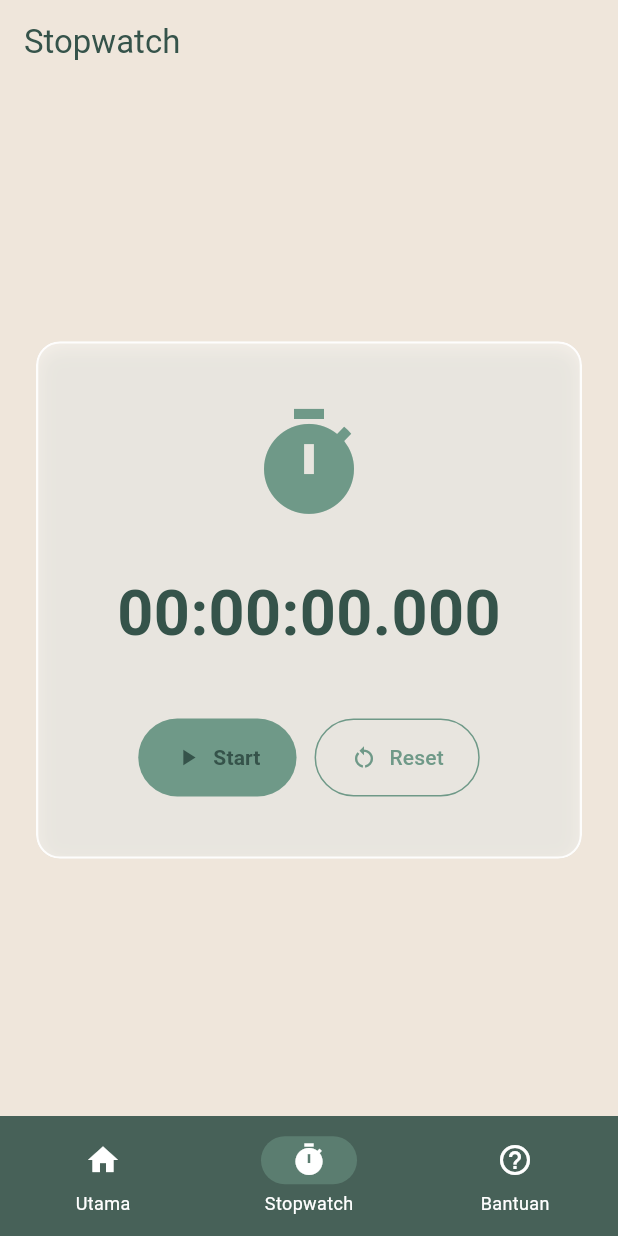
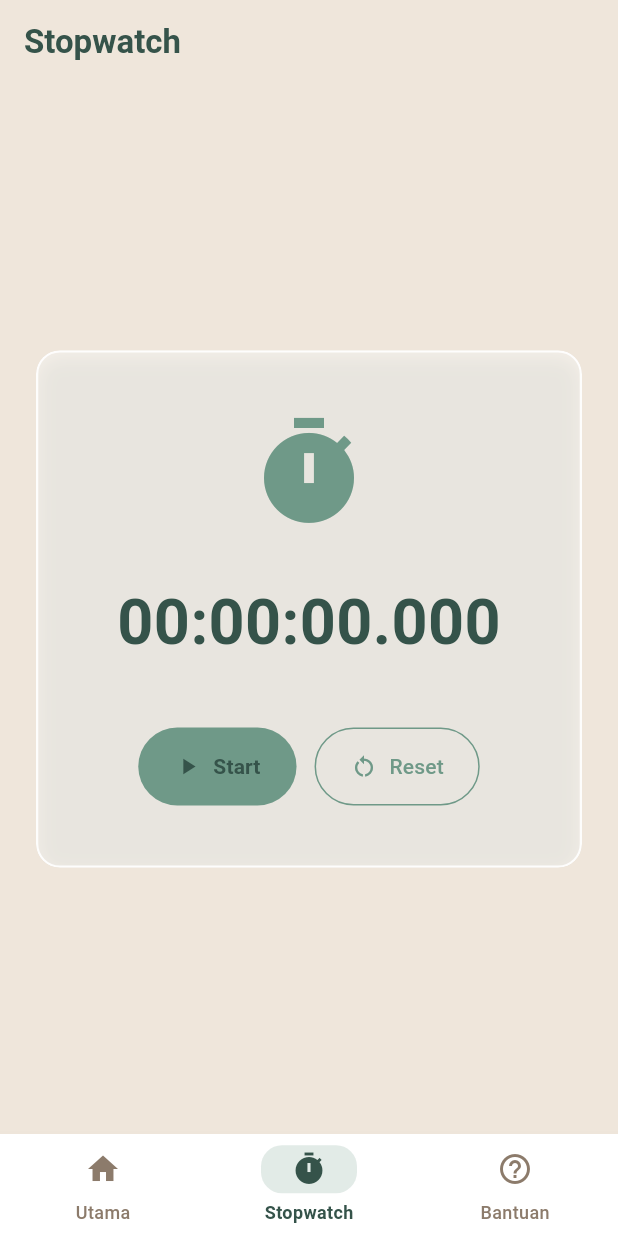
Before and after one commit to atellion/2pam, a Flutter app: the screen it shows once a user with an empty profile is signed in, item 2 of the bottom bar chosen, on a phone screen of 412 x 824 dp. Run offline on Flutter 3.47's test engine with Material 3 defaults, Android fonts, the light colour scheme and no system bars; our stand-ins replace shared_preferences, supabase_flutter; accounts and stored records are empty.

Commit message:
merapikan ui

```diff
--- a/lib/main.dart
+++ b/lib/main.dart
@@ -44,14 +44,31 @@ class KalenderAsistenApp extends StatelessWidget {
           elevation: 0,
         ),
         navigationBarTheme: NavigationBarThemeData(
-          backgroundColor: AppColors.primaryDark.withOpacity(0.9),
-          indicatorColor: AppColors.primary.withOpacity(0.5),
-          labelTextStyle: MaterialStateProperty.all(
-            const TextStyle(color: AppColors.surfaceWhite, fontSize: 12),
+          backgroundColor: AppColors.surfaceWhite,
+          elevation: 8,
+          shadowColor: AppColors.primaryDark.withValues(alpha: 0.15),
+          surfaceTintColor: Colors.transparent,
+          height: 68,
+          indicatorColor: AppColors.primary.withValues(alpha: 0.2),
+          indicatorShape: RoundedRectangleBorder(
+            borderRadius: BorderRadius.circular(14),
           ),
-          iconTheme: MaterialStateProperty.all(
-            const IconThemeData(color: AppColors.surfaceWhite),
-          ),
+          labelTextStyle: WidgetStateProperty.resolveWith((states) {
+            final selected = states.contains(WidgetState.selected);
+            return TextStyle(
+              fontSize: 12,
+              fontWeight: selected ? FontWeight.bold : FontWeight.w500,
+              color: selected
+                  ? AppColors.primaryDark
+                  : AppColors.textLight,
+            );
+          }),
+          iconTheme: WidgetStateProperty.resolveWith((states) {
+            final selected = states.contains(WidgetState.selected);
+            return IconThemeData(
+              color: selected ? AppColors.primaryDark : AppColors.textLight,
+            );
+          }),
         ),
         inputDecorationTheme: InputDecorationTheme(
           border: OutlineInputBorder(
--- a/lib/pages/home_page.dart
+++ b/lib/pages/home_page.dart
@@ -98,15 +98,21 @@ class _HomePageState extends State<HomePage> {
       },
     ];
 
-    return SafeArea(
-      child: CustomScrollView(
+    return CustomScrollView(
       slivers: [
         SliverAppBar(
           pinned: true,
-            title: const Text('Kalender & Asisten'),
-            backgroundColor: Colors.transparent,
+          expandedHeight: 168,
+          backgroundColor: AppColors.background,
           foregroundColor: AppColors.primaryDark,
           elevation: 0,
+          scrolledUnderElevation: 2,
+          shadowColor: AppColors.primaryDark.withValues(alpha: 0.15),
+          surfaceTintColor: Colors.transparent,
+          title: const Text(
+            'Kalender & Asisten',
+            style: TextStyle(fontWeight: FontWeight.bold),
+          ),
           actions: [
             IconButton(
               icon: const Icon(Icons.account_circle, size: 28),
@@ -114,52 +120,49 @@ class _HomePageState extends State<HomePage> {
               color: AppColors.textLight,
             ),
           ],
-          ),
-
-          // Header Greetings
-          SliverToBoxAdapter(
+          flexibleSpace: FlexibleSpaceBar(
+            titlePadding: EdgeInsets.zero,
+            background: SafeArea(
               child: Padding(
-              padding: const EdgeInsets.symmetric(horizontal: 20, vertical: 16),
+                padding: const EdgeInsets.fromLTRB(20, 56, 20, 16),
                 child: Column(
                   crossAxisAlignment: CrossAxisAlignment.start,
+                  mainAxisAlignment: MainAxisAlignment.end,
                   children: [
                     Text(
                       'Halo, Selamat Datang',
                       style: TextStyle(
-                      fontSize: 16,
+                        fontSize: 15,
                         color: AppColors.textLight,
                       ),
                     ),
-                  const SizedBox(height: 8),
+                    const SizedBox(height: 6),
                     const Text(
-                    'Temukan segala kebutuhan penanggalanmu disini.',
+                      'Temukan segala kebutuhan\npenanggalanmu disini.',
                       style: TextStyle(
-                      fontSize: 26,
+                        fontSize: 22,
                         fontWeight: FontWeight.bold,
                         color: AppColors.primaryDark,
                         height: 1.2,
                       ),
                     ),
-                  const SizedBox(height: 24),
                   ],
                 ),
               ),
             ),
+          ),
+        ),
 
-          // Menu Grid
+        // Menu List (vertikal)
         SliverPadding(
-            padding: const EdgeInsets.symmetric(horizontal: 16),
-            sliver: SliverGrid(
-              gridDelegate: const SliverGridDelegateWithFixedCrossAxisCount(
-                crossAxisCount: 2,
-                mainAxisSpacing: 16,
-                crossAxisSpacing: 16,
-                childAspectRatio: 0.95,
-              ),
+          padding: const EdgeInsets.fromLTRB(16, 20, 16, 0),
+          sliver: SliverList(
             delegate: SliverChildBuilderDelegate(
               (context, index) {
                 final menu = menus[index];
-                  return GlassCard(
+                return Padding(
+                  padding: const EdgeInsets.only(bottom: 14),
+                  child: GlassCard(
                     padding: const EdgeInsets.all(16),
                     onTap: () {
                       Navigator.push(
@@ -169,23 +172,25 @@ class _HomePageState extends State<HomePage> {
                         ),
                       );
                     },
-                    child: Column(
-                      crossAxisAlignment: CrossAxisAlignment.start,
-                      mainAxisAlignment: MainAxisAlignment.center,
+                    child: Row(
                       children: [
                         Container(
-                          padding: const EdgeInsets.all(12),
+                          padding: const EdgeInsets.all(14),
                           decoration: BoxDecoration(
                             color: AppColors.primary.withOpacity(0.2),
                             shape: BoxShape.circle,
                           ),
                           child: Icon(
                             menu['icon'] as IconData,
-                            size: 28,
+                            size: 26,
                             color: AppColors.primary,
                           ),
                         ),
-                        const Spacer(),
+                        const SizedBox(width: 16),
+                        Expanded(
+                          child: Column(
+                            crossAxisAlignment: CrossAxisAlignment.start,
+                            children: [
                               Text(
                                 menu['title'] as String,
                                 style: const TextStyle(
@@ -193,8 +198,6 @@ class _HomePageState extends State<HomePage> {
                                   fontSize: 16,
                                   color: AppColors.primaryDark,
                                 ),
-                          maxLines: 1,
-                          overflow: TextOverflow.ellipsis,
                               ),
                               const SizedBox(height: 4),
                               Text(
@@ -203,10 +206,16 @@ class _HomePageState extends State<HomePage> {
                                   fontSize: 12,
                                   color: AppColors.textLight,
                                 ),
-                          maxLines: 2,
-                          overflow: TextOverflow.ellipsis,
                               ),
                             ],
+                          ),
+                        ),
+                        Icon(
+                          Icons.chevron_right,
+                          color: AppColors.textLight,
+                        ),
+                      ],
+                    ),
                   ),
                 );
               },
@@ -219,7 +228,6 @@ class _HomePageState extends State<HomePage> {
           child: SizedBox(height: 32),
         ),
       ],
-      ),
     );
   }
 }
--- a/lib/pages/stopwatch_page.dart
+++ b/lib/pages/stopwatch_page.dart
@@ -83,11 +83,18 @@ class _StopwatchPageState extends State<StopwatchPage> {
 
     return Scaffold(
       appBar: AppBar(
-        title: const Text('Stopwatch'),
-        backgroundColor: Colors.transparent,
+        title: const Text(
+          'Stopwatch',
+          style: TextStyle(fontWeight: FontWeight.bold),
+        ),
+        backgroundColor: AppColors.background,
         foregroundColor: AppColors.primaryDark,
         elevation: 0,
+        scrolledUnderElevation: 2,
+        shadowColor: AppColors.primaryDark.withValues(alpha: 0.15),
+        surfaceTintColor: Colors.transparent,
       ),
+      backgroundColor: AppColors.background,
       body: Center(
         child: Padding(
           padding: const EdgeInsets.all(24),
```
Also changed, not shown: lib/pages/help_page.dart (+9 -2 lines), lib/pages/login_page.dart (+49 -47 lines). Lines whose indentation alone changed are shown as unchanged.
